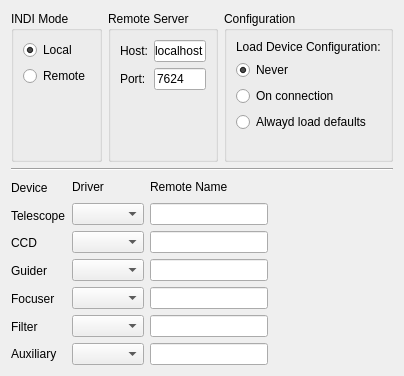
The window that kstars/ekos/opsekos.ui (KDE/kstars) describes before a commit, drawn with Qt 5.
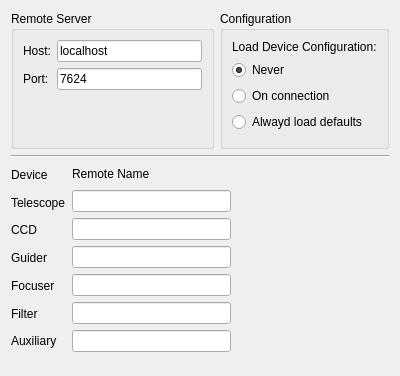
The same window after the commit.

Commit message: Adding support to remote INDI server in Ekos and ability to preload configuration settings of devices

The edit to the form file:
```diff
--- a/kstars/ekos/opsekos.ui
+++ b/kstars/ekos/opsekos.ui
@@ -13,48 +13,9 @@
   <property name="windowTitle">
    <string/>
   </property>
-  <layout class="QVBoxLayout" name="verticalLayout_3">
+  <layout class="QVBoxLayout" name="verticalLayout_5">
    <item>
     <layout class="QHBoxLayout" name="horizontalLayout">
-     <item>
-      <widget class="QGroupBox" name="groupBox">
-       <property name="title">
-        <string>INDI Mode</string>
-       </property>
-       <layout class="QVBoxLayout" name="verticalLayout_6">
-        <item>
-         <widget class="QRadioButton" name="kcfg_ekosLocalMode">
-          <property name="text">
-           <string>Local</string>
-          </property>
-          <property name="checked">
-           <bool>true</bool>
-          </property>
-         </widget>
-        </item>
-        <item>
-         <widget class="QRadioButton" name="kcfg_ekosRemoteMode">
-          <property name="text">
-           <string>Remote</string>
-          </property>
-         </widget>
-        </item>
-        <item>
-         <spacer name="verticalSpacer">
-          <property name="orientation">
-           <enum>Qt::Vertical</enum>
-          </property>
-          <property name="sizeHint" stdset="0">
-           <size>
-            <width>20</width>
-            <height>101</height>
-           </size>
-          </property>
-         </spacer>
-        </item>
-       </layout>
-      </widget>
-     </item>
      <item>
       <widget class="QGroupBox" name="groupBox_2">
        <property name="title">
@@ -154,7 +115,7 @@
           <property name="sizeHint" stdset="0">
            <size>
             <width>20</width>
-            <height>21</height>
+            <height>13</height>
            </size>
           </property>
          </spacer>
@@ -172,7 +133,7 @@
     </widget>
    </item>
    <item>
-    <layout class="QHBoxLayout" name="horizontalLayout_5">
+    <layout class="QHBoxLayout" name="horizontalLayout_3">
      <item>
       <layout class="QVBoxLayout" name="verticalLayout">
        <item>
@@ -231,32 +192,8 @@
       </layout>
      </item>
      <item>
-      <layout class="QFormLayout" name="formLayout">
-       <item row="0" column="0">
-        <layout class="QHBoxLayout" name="horizontalLayout_3">
-         <item>
-          <widget class="QLabel" name="label_4">
-           <property name="text">
-            <string>Driver</string>
-           </property>
-          </widget>
-         </item>
-         <item>
-          <spacer name="horizontalSpacer_2">
-           <property name="orientation">
-            <enum>Qt::Horizontal</enum>
-           </property>
-           <property name="sizeHint" stdset="0">
-            <size>
-             <width>40</width>
-             <height>20</height>
-            </size>
-           </property>
-          </spacer>
-         </item>
-        </layout>
-       </item>
-       <item row="0" column="1">
+      <layout class="QVBoxLayout" name="verticalLayout_3">
+       <item>
         <layout class="QHBoxLayout" name="horizontalLayout_2">
          <item>
           <widget class="QLabel" name="label_5">
@@ -280,49 +217,31 @@
          </item>
         </layout>
        </item>
-       <item row="1" column="0">
-        <widget class="QComboBox" name="kcfg_ekosRScopeCombo"/>
+       <item>
+        <widget class="QLineEdit" name="kcfg_remoteScopeName"/>
        </item>
-       <item row="1" column="1">
-        <widget class="QLineEdit" name="kcfg_ekosRScopeName"/>
-       </item>
-       <item row="2" column="0">
-        <widget class="QComboBox" name="kcfg_ekosRCCDCombo"/>
-       </item>
-       <item row="2" column="1">
-        <widget class="QLineEdit" name="kcfg_ekosRCCDName">
+       <item>
+        <widget class="QLineEdit" name="kcfg_remoteCCDName">
          <property name="text">
           <string/>
          </property>
         </widget>
        </item>
-       <item row="3" column="0">
-        <widget class="QComboBox" name="kcfg_ekosRGuiderCombo"/>
+       <item>
+        <widget class="QLineEdit" name="kcfg_remoteGuiderName"/>
        </item>
-       <item row="3" column="1">
-        <widget class="QLineEdit" name="kcfg_ekosRGuiderName"/>
-       </item>
-       <item row="4" column="0">
-        <widget class="QComboBox" name="kcfg_ekosRFocuserCombo"/>
-       </item>
-       <item row="4" column="1">
-        <widget class="QLineEdit" name="kcfg_ekosRFocuserName">
+       <item>
+        <widget class="QLineEdit" name="kcfg_remoteFocuserName">
          <property name="text">
           <string/>
          </property>
         </widget>
        </item>
-       <item row="5" column="0">
-        <widget class="QComboBox" name="kcfg_ekosRFilterCombo"/>
+       <item>
+        <widget class="QLineEdit" name="kcfg_remoteFilterName"/>
        </item>
-       <item row="5" column="1">
-        <widget class="QLineEdit" name="kcfg_ekosRFilterName"/>
-       </item>
-       <item row="6" column="0">
-        <widget class="QComboBox" name="kcfg_ekosRAuxCombo"/>
-       </item>
-       <item row="6" column="1">
-        <widget class="QLineEdit" name="kcfg_ekosRAuxName"/>
+       <item>
+        <widget class="QLineEdit" name="kcfg_remoteAuxName"/>
        </item>
       </layout>
      </item>
@@ -349,7 +268,7 @@
      <property name="sizeHint" stdset="0">
       <size>
        <width>20</width>
-       <height>7</height>
+       <height>21</height>
       </size>
      </property>
     </spacer>
```
Left out of the diff: 10 changed lines with no effect on the pictures. The commit also changes 11 other files.
